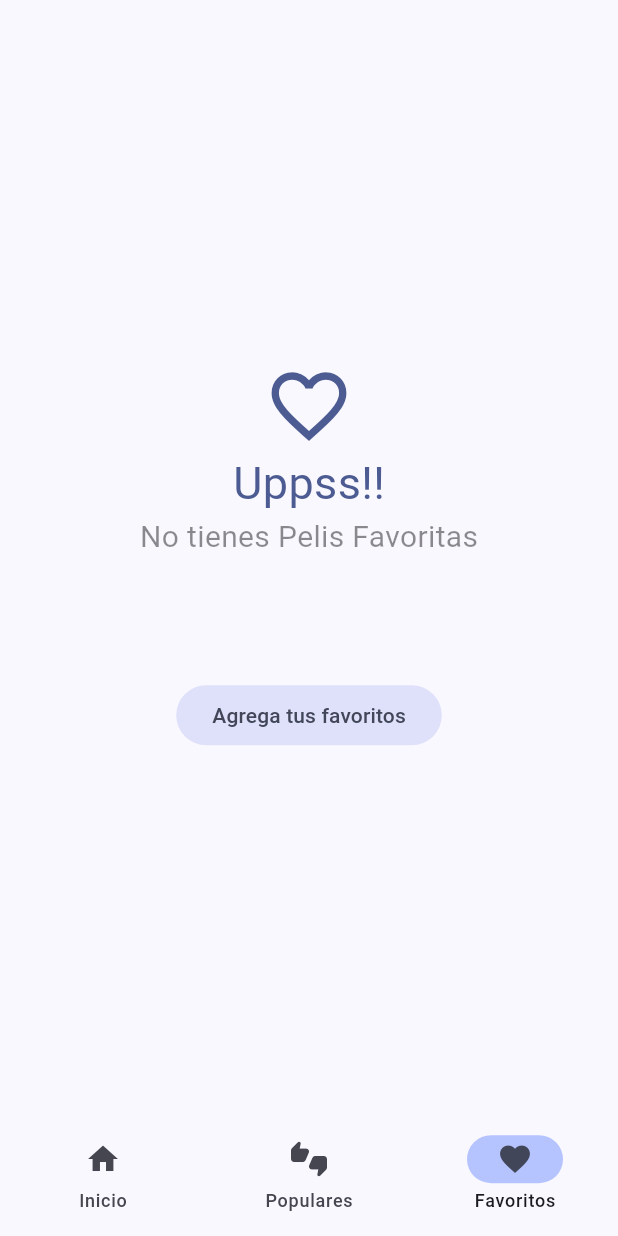
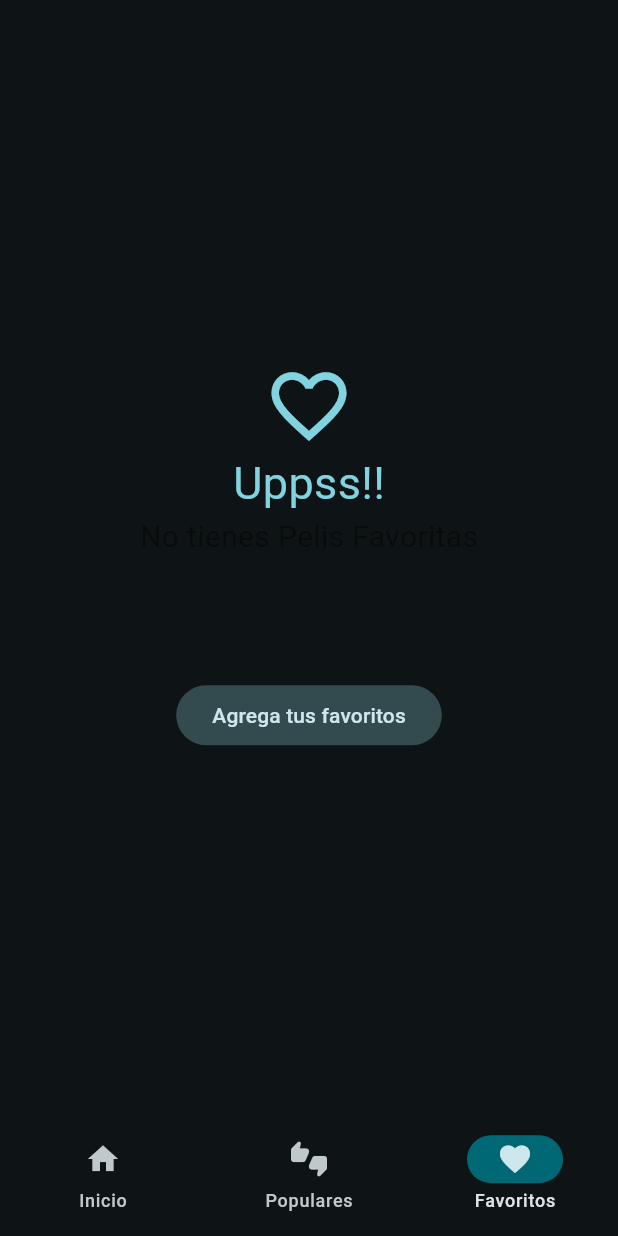
Before and after one commit to Geinersb/pelis_wiki, a Flutter app: the screen it shows after launch, item 3 of the bottom bar chosen, on a phone screen of 412 x 824 dp. Run offline on Flutter 3.47's test engine with Material 2 defaults, Android fonts, the phone set to English and light mode, and no system bars; our stand-ins replace animate_do, card_swiper, dio, flutter_dotenv, flutter_riverpod, go_router and 1 more; accounts and stored records are empty; generated files the repository leaves out were written again; network calls fail.

Commit message:
se cambia el color del tema

```diff
--- a/lib/config/theme/app_theme.dart
+++ b/lib/config/theme/app_theme.dart
@@ -3,6 +3,7 @@ import 'package:flutter/material.dart';
 class Apptheme {
   ThemeData getTheme() => ThemeData(
     useMaterial3: true,
-    colorSchemeSeed: const Color(0xff2862F5)
+    colorSchemeSeed: Colors.white,
+    brightness: Brightness.dark
   );
 }
```
